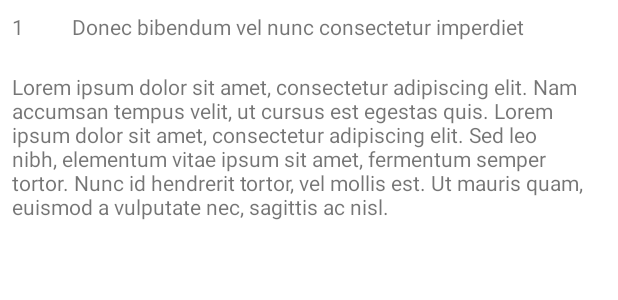
After one commit to Gravitana/GB-2-06h-Notes, an Android app: the layout fragment_note_detail.xml on its own in the app's theme, with its tools: preview values and no code run, on a phone screen of 412 x 824 dp. The commit adds this screen. Shown: the top 300 px of the screen. Run offline under Robolectric (Android 15) with nearby library versions, the phone set to English and light mode, and no system bars.

Commit message:
Вывел детали заметки

```diff
--- /dev/null
+++ b/app/src/main/res/layout/fragment_note_detail.xml
@@ -0,0 +1,36 @@
+<?xml version="1.0" encoding="utf-8"?>
+<LinearLayout xmlns:android="http://schemas.android.com/apk/res/android"
+    android:layout_width="match_parent"
+    android:layout_height="match_parent"
+    xmlns:tools="http://schemas.android.com/tools"
+    android:orientation="vertical">
+
+    <LinearLayout
+        android:layout_width="match_parent"
+        android:layout_height="wrap_content"
+        android:orientation="horizontal">
+
+        <TextView
+            android:id="@+id/note_detail_id"
+            android:layout_width="@dimen/pic_size"
+            android:layout_height="@dimen/pic_size"
+            android:layout_margin="@dimen/margin8"
+            tools:text="1" />
+
+        <TextView
+            android:id="@+id/note_detail_title"
+            android:layout_width="match_parent"
+            android:layout_height="wrap_content"
+            android:layout_margin="@dimen/margin8"
+            tools:text="Donec bibendum vel nunc consectetur imperdiet" />
+
+    </LinearLayout>
+
+    <TextView
+        android:id="@+id/note_detail_body"
+        android:layout_width="match_parent"
+        android:layout_height="wrap_content"
+        android:layout_margin="@dimen/margin8"
+        tools:text="Lorem ipsum dolor sit amet, consectetur adipiscing elit. Nam accumsan tempus velit, ut cursus est egestas quis. Lorem ipsum dolor sit amet, consectetur adipiscing elit. Sed leo nibh, elementum vitae ipsum sit amet, fermentum semper tortor. Nunc id hendrerit tortor, vel mollis est. Ut mauris quam, euismod a vulputate nec, sagittis ac nisl." />
+
+</LinearLayout>
```
Also changed, not shown: app/src/main/java/com/example/gb_2_06h_notes/MainActivity.java (+24 -3 lines), app/src/main/java/com/example/gb_2_06h_notes/NoteDetailFragment.java (added, +54 -0 lines), app/src/main/java/com/example/gb_2_06h_notes/NotesListFragment.java (+34 -0 lines), app/src/main/java/com/example/gb_2_06h_notes/domain/Note.java (+34 -1 lines).
